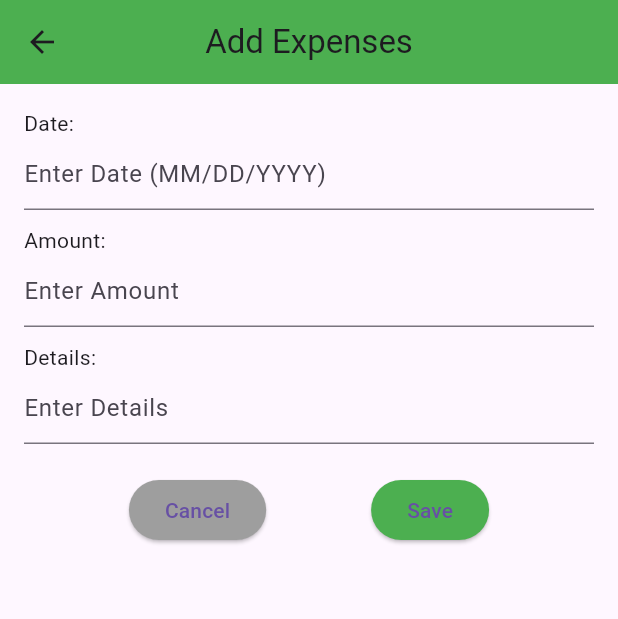
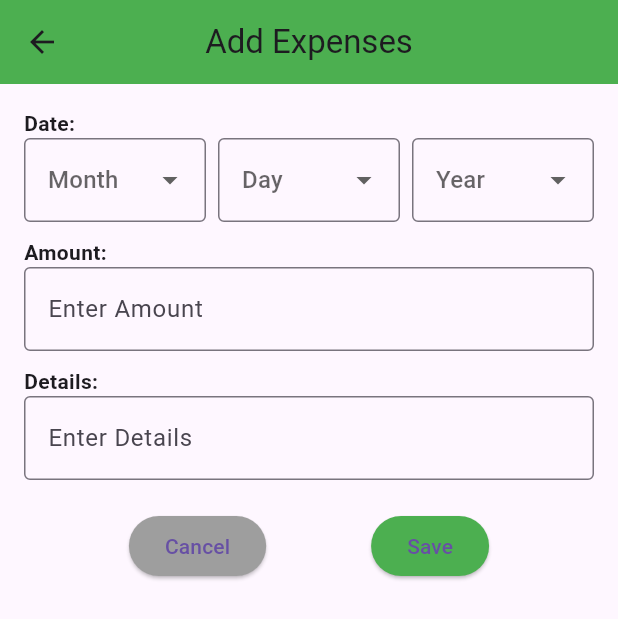
Before and after one commit to ChloeAngela/tracker, a Flutter app: the screen it shows after launch, after a tap on "Add Expenses", on a phone screen of 412 x 824 dp. Shown: the top 619 px of the screen. Run offline on Flutter 3.47's test engine with Material 3 defaults, Android fonts, the phone set to English and light mode, and no system bars.

Commit message:
final for mobiledev still without database

```diff
--- a/lib/addexpenses.dart
+++ b/lib/addexpenses.dart
@@ -10,9 +10,12 @@ class AddExpensesScreen extends StatefulWidget {
 }
 
 class _AddExpensesScreenState extends State<AddExpensesScreen> {
-  final TextEditingController _dateController = TextEditingController();
   final TextEditingController _amountController = TextEditingController();
   final TextEditingController _detailController = TextEditingController();
+
+  String? selectedMonth;
+  String? selectedDay;
+  String? selectedYear;
 
   @override
   Widget build(BuildContext context) {
@@ -27,23 +30,100 @@ class _AddExpensesScreenState extends State<AddExpensesScreen> {
         child: Column(
           crossAxisAlignment: CrossAxisAlignment.start,
           children: [
-            const Text('Date:'),
-            TextField(
-              controller: _dateController,
-              decoration: const InputDecoration(hintText: 'Enter Date (MM/DD/YYYY)'),
+            const Text(
+              'Date:',
+              style: TextStyle(fontWeight: FontWeight.bold),
+            ),
+            Row(
+              children: [
+                Expanded(
+                  child: DropdownButtonFormField<String>(
+                    hint: const Text('Month'),
+                    value: selectedMonth,
+                    items: List.generate(12, (index) => '${index + 1}')
+                        .map((month) => DropdownMenuItem(
+                              value: month,
+                              child: Text(month),
+                            ))
+                        .toList(),
+                    onChanged: (value) {
+                      setState(() {
+                        selectedMonth = value;
+                      });
+                    },
+                    decoration: const InputDecoration(
+                      border: OutlineInputBorder(),
+                    ),
+                  ),
+                ),
+                const SizedBox(width: 8.0),
+                Expanded(
+                  child: DropdownButtonFormField<String>(
+                    hint: const Text('Day'),
+                    value: selectedDay,
+                    items: List.generate(31, (index) => '${index + 1}')
+                        .map((day) => DropdownMenuItem(
+                              value: day,
+                              child: Text(day),
+                            ))
+                        .toList(),
+                    onChanged: (value) {
+                      setState(() {
+                        selectedDay = value;
+                      });
+                    },
+                    decoration: const InputDecoration(
+                      border: OutlineInputBorder(),
+                    ),
+                  ),
+                ),
+                const SizedBox(width: 8.0),
+                Expanded(
+                  child: DropdownButtonFormField<String>(
+                    hint: const Text('Year'),
+                    value: selectedYear,
+                    items: List.generate(10, (index) => '${DateTime.now().year - index}')
+                        .map((year) => DropdownMenuItem(
+                              value: year,
+                              child: Text(year),
+                            ))
+                        .toList(),
+                    onChanged: (value) {
+                      setState(() {
+                        selectedYear = value;
+                      });
+                    },
+                    decoration: const InputDecoration(
+                      border: OutlineInputBorder(),
+                    ),
+                  ),
+                ),
+              ],
             ),
             const SizedBox(height: 10),
-            const Text('Amount:'),
+            const Text(
+              'Amount:',
+              style: TextStyle(fontWeight: FontWeight.bold),
+            ),
             TextField(
               controller: _amountController,
               keyboardType: TextInputType.number,
-              decoration: const InputDecoration(hintText: 'Enter Amount'),
+              decoration: const InputDecoration(
+                hintText: 'Enter Amount',
+                border: OutlineInputBorder(),
+              ),
             ),
             const SizedBox(height: 10),
-            const Text('Details:'),
+            const Text(
+              'Details:',
+              style: TextStyle(fontWeight: FontWeight.bold),
+            ),
             TextField(
               controller: _detailController,
-              decoration: const InputDecoration(hintText: 'Enter Details'),
+              decoration: const InputDecoration(
+                hintText: 'Enter Details',
+                border: OutlineInputBorder(),
+              ),
             ),
             const SizedBox(height: 20),
             Row(
@@ -64,7 +144,9 @@ class _AddExpensesScreenState extends State<AddExpensesScreen> {
                 ElevatedButton(
                   onPressed: () {
                     // Validate inputs
-                    if (_dateController.text.isEmpty ||
+                    if (selectedMonth == null ||
+                        selectedDay == null ||
+                        selectedYear == null ||
                         _amountController.text.isEmpty ||
                         _detailController.text.isEmpty) {
                       ScaffoldMessenger.of(context).showSnackBar(
@@ -75,7 +157,7 @@ class _AddExpensesScreenState extends State<AddExpensesScreen> {
                       return;
                     }
 
-                    final String date = _dateController.text;
+                    final String date = '$selectedMonth/$selectedDay/$selectedYear';
                     final String detail = _detailController.text;
                     final double amount = double.tryParse(_amountController.text) ?? 0.0;
 
--- a/lib/landingscreen.dart
+++ b/lib/landingscreen.dart
@@ -10,53 +10,15 @@ class FinancialTrackerScreen extends StatefulWidget {
 }
 
 class _FinancialTrackerScreenState extends State<FinancialTrackerScreen> {
-  final TextEditingController _incomeController = TextEditingController();
-  final TextEditingController _balanceController = TextEditingController();
-
-  String? selectedStartMonth;
-  String? selectedStartDay;
-  String? selectedStartYear;
-  String? selectedEndMonth;
-  String? selectedEndDay;
-  String? selectedEndYear;
+  double totalIncome = 0.0;
+  double totalExpense = 0.0;
 
   List<Map<String, dynamic>> expenses = [];
-  double totalExpense = 0.0;
-
-  @override
-  void dispose() {
-    _incomeController.dispose();
-    _balanceController.dispose();
-    super.dispose();
-  }
-
-  void _addExpense(String date, String detail, double amount) {
-    setState(() {
-      expenses.add({
-        'date': date,
-        'detail': detail,
-        'amount': amount,
-      });
-
-      // Update total expenses and balance
-      totalExpense = expenses.fold(0.0, (sum, expense) => sum + expense['amount']);
-      double income = double.tryParse(_incomeController.text) ?? 0.0;
-      _balanceController.text = (income - totalExpense).toStringAsFixed(2);
-    });
-  }
-
-  void _addIncome(double income) {
-    setState(() {
-      double currentIncome = double.tryParse(_incomeController.text) ?? 0.0;
-      _incomeController.text = (currentIncome + income).toStringAsFixed(2);
-
-      // Update balance after adding income
-      _balanceController.text = (currentIncome + income - totalExpense).toStringAsFixed(2);
-    });
-  }
 
   @override
   Widget build(BuildContext context) {
+    double balance = totalIncome - totalExpense;
+
     return Scaffold(
       backgroundColor: const Color(0xFFF8F5E4),
       appBar: AppBar(
@@ -82,27 +44,11 @@ class _FinancialTrackerScreenState extends State<FinancialTrackerScreen> {
               mainAxisAlignment: MainAxisAlignment.spaceBetween,
               children: [
                 Expanded(
-                  child: _buildDatePickerSection(
-                    title: 'Start Date',
-                    selectedMonth: selectedStartMonth,
-                    selectedDay: selectedStartDay,
-                    selectedYear: selectedStartYear,
-                    onMonthChanged: (value) => setState(() => selectedStartMonth = value),
-                    onDayChanged: (value) => setState(() => selectedStartDay = value),
-                    onYearChanged: (value) => setState(() => selectedStartYear = value),
-                  ),
+                  child: _buildDatePickerSection(title: 'Start Date'),
                 ),
-                const SizedBox(width: 16.0), // Spacer between the two sections
+                const SizedBox(width: 16.0),
                 Expanded(
-                  child: _buildDatePickerSection(
-                    title: 'End Date',
-                    selectedMonth: selectedEndMonth,
-                    selectedDay: selectedEndDay,
-                    selectedYear: selectedEndYear,
-                    onMonthChanged: (value) => setState(() => selectedEndMonth = value),
-                    onDayChanged: (value) => setState(() => selectedEndDay = value),
-                    onYearChanged: (value) => setState(() => selectedEndYear = value),
-                  ),
+                  child: _buildDatePickerSection(title: 'End Date'),
                 ),
               ],
             ),
@@ -110,14 +56,34 @@ class _FinancialTrackerScreenState extends State<FinancialTrackerScreen> {
 
             // Income and Balance
             Row(
+              mainAxisAlignment: MainAxisAlignment.spaceBetween,
               children: [
-                const Text('Income:'),
-                const SizedBox(width: 8.0),
-                _buildTextField(_incomeController, hint: 'Income'),
-                const SizedBox(width: 16.0),
-                const Text('Balance:'),
-                const SizedBox(width: 8.0),
-                _buildTextField(_balanceController, hint: 'Balance', readOnly: true),
+                Column(
+                  crossAxisAlignment: CrossAxisAlignment.start,
+                  children: [
+                    const Text(
+                      'Income:',
+                      style: TextStyle(fontWeight: FontWeight.bold, fontSize: 16),
+                    ),
+                    Text(
+                      '₱ ${totalIncome.toStringAsFixed(2)}',
+                      style: const TextStyle(fontSize: 16, color: Colors.green),
+                    ),
+                  ],
+                ),
+                Column(
+                  crossAxisAlignment: CrossAxisAlignment.start,
+                  children: [
+                    const Text(
+                      'Balance:',
+                      style: TextStyle(fontWeight: FontWeight.bold, fontSize: 16),
+                    ),
+                    Text(
+                      '₱ ${balance.toStringAsFixed(2)}',
+                      style: const TextStyle(fontSize: 16, color: Colors.blue),
+                    ),
+                  ],
+                ),
               ],
             ),
             const SizedBox(height: 16.0),
@@ -179,7 +145,12 @@ class _FinancialTrackerScreenState extends State<FinancialTrackerScreen> {
                     context,
                     MaterialPageRoute(
                       builder: (context) => AddExpensesScreen(
-                        onAddExpense: _addExpense,
+                        onAddExpense: (date, detail, amount) {
+                          setState(() {
+                            expenses.add({'date': date, 'detail': detail, 'amount': amount});
+                            totalExpense += amount;
+                          });
+                        },
                       ),
                     ),
                   );
@@ -189,7 +160,11 @@ class _FinancialTrackerScreenState extends State<FinancialTrackerScreen> {
                     context,
                     MaterialPageRoute(
                       builder: (context) => AddIncomeScreen(
-                        onAddIncome: _addIncome,
+                        onAddIncome: (income) {
+                          setState(() {
+                            totalIncome += income;
+                          });
+                        },
                       ),
                     ),
                   );
@@ -203,41 +178,18 @@ class _FinancialTrackerScreenState extends State<FinancialTrackerScreen> {
   }
 
   // Helper: Date Picker Section Builder
-  Widget _buildDatePickerSection({
-    required String title,
-    required String? selectedMonth,
-    required String? selectedDay,
-    required String? selectedYear,
-    required ValueChanged<String?> onMonthChanged,
-    required ValueChanged<String?> onDayChanged,
-    required ValueChanged<String?> onYearChanged,
-  }) {
+  Widget _buildDatePickerSection({required String title}) {
     return Column(
       crossAxisAlignment: CrossAxisAlignment.start,
       children: [
         Text(title, style: const TextStyle(fontWeight: FontWeight.bold)),
         Row(
           children: [
-            _buildDropdown(
-              hint: 'Month',
-              value: selectedMonth,
-              items: List.generate(12, (i) => '${i + 1}'),
-              onChanged: onMonthChanged,
-            ),
+            _buildDropdown(hint: 'Month', items: List.generate(12, (i) => '${i + 1}')),
             const SizedBox(width: 8.0),
-            _buildDropdown(
-              hint: 'Day',
-              value: selectedDay,
-              items: List.generate(31, (i) => '${i + 1}'),
-              onChanged: onDayChanged,
-            ),
+            _buildDropdown(hint: 'Day', items: List.generate(31, (i) => '${i + 1}')),
             const SizedBox(width: 8.0),
-            _buildDropdown(
-              hint: 'Year',
-              value: selectedYear,
-              items: List.generate(10, (i) => '${DateTime.now().year - i}'),
-              onChanged: onYearChanged,
-            ),
+            _buildDropdown(hint: 'Year', items: List.generate(10, (i) => '${DateTime.now().year - i}')),
           ],
         ),
       ],
@@ -247,12 +199,9 @@ class _FinancialTrackerScreenState extends State<FinancialTrackerScreen> {
   // Helper: Dropdown Builder
   Widget _buildDropdown({
     required String hint,
-    required String? value,
     required List<String> items,
-    required ValueChanged<String?> onChanged,
   }) {
     return DropdownButton<String>(
-      value: value,
       hint: Text(hint),
       items: items.map((item) {
         return DropdownMenuItem<String>(
@@ -260,23 +209,7 @@ class _FinancialTrackerScreenState extends State<FinancialTrackerScreen> {
           child: Text(item),
         );
       }).toList(),
-      onChanged: onChanged,
-    );
-  }
-
-  // Helper: TextField Builder
-  Widget _buildTextField(TextEditingController controller,
-      {required String hint, bool readOnly = false}) {
-    return SizedBox(
-      width: 120,
-      child: TextField(
-        controller: controller,
-        readOnly: readOnly,
-        decoration: InputDecoration(
-          hintText: hint,
-          border: const OutlineInputBorder(),
-        ),
-      ),
+      onChanged: (_) {},
     );
   }
 
--- a/pubspec.yaml
+++ b/pubspec.yaml
@@ -39,7 +39,6 @@ dependencies:
 dev_dependencies:
   flutter_test:
     sdk: flutter
-
   # The "flutter_lints" package below contains a set of recommended lints to
   # encourage good coding practices. The lint set provided by the package is
   # activated in the `analysis_options.yaml` file located at the root of your
```
